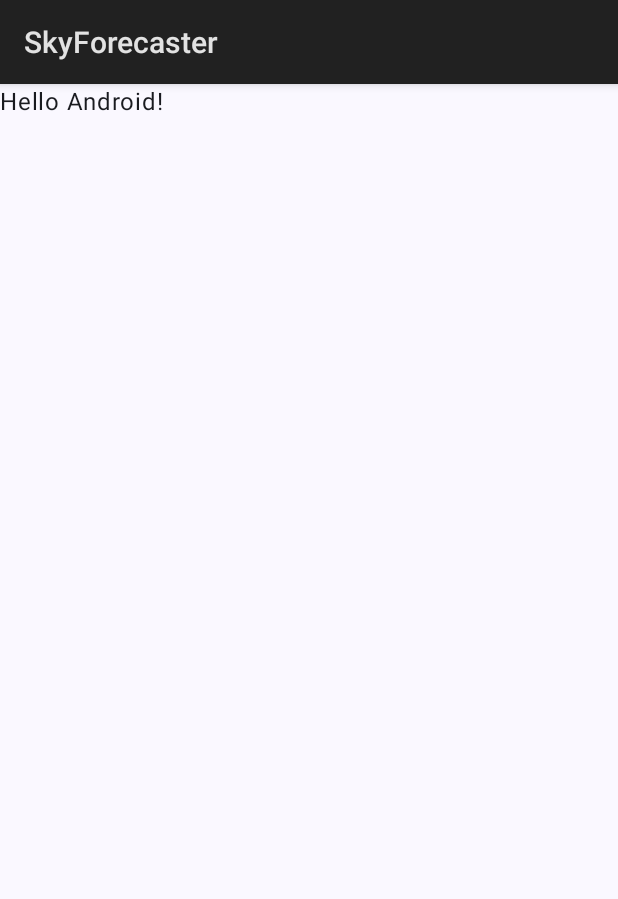
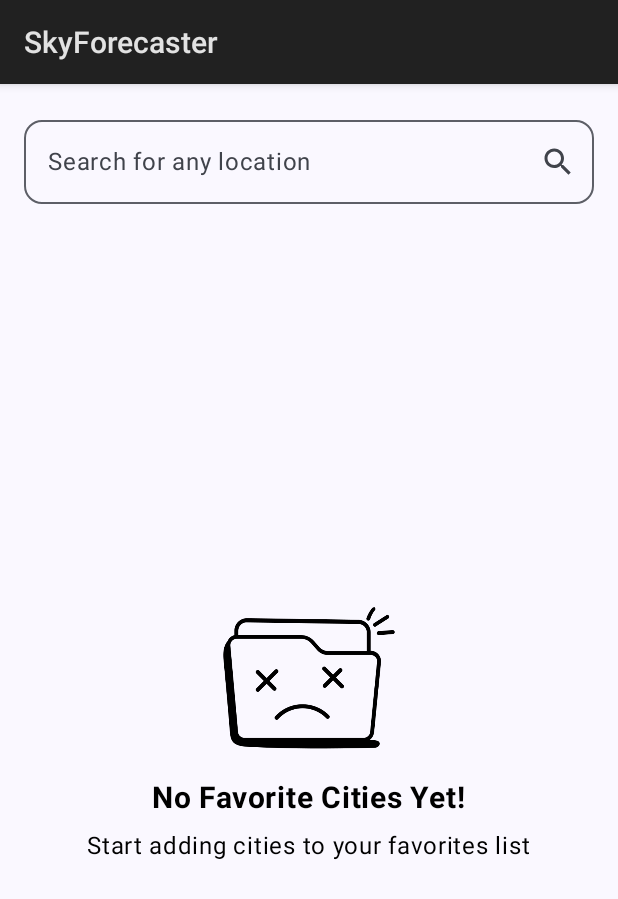
Before and after one commit to Usamazafar97/SkyForecaster, an Android app built with Jetpack Compose: the screen it shows after launch (MainActivity), on a phone screen of 412 x 824 dp. Shown: the top 899 px of the screen. Run offline under Robolectric (Android 15) with nearby library versions, the phone set to English and light mode, and no system bars; our stand-ins replace accompanist, livedata-compose.

Commit message:
Home page - done Details page - done Navigation - done Data passing - done

```diff
--- a/app/build.gradle.kts
+++ b/app/build.gradle.kts
@@ -88,4 +88,8 @@ dependencies {
 
     // for passing the data to other composable
     implementation (libs.gson)
+
+    //
+    implementation ("com.google.accompanist:accompanist-placeholder-material:0.30.0")
+
 }
--- a/app/src/main/AndroidManifest.xml
+++ b/app/src/main/AndroidManifest.xml
@@ -1,6 +1,7 @@
 <?xml version="1.0" encoding="utf-8"?>
 <manifest xmlns:android="http://schemas.android.com/apk/res/android"
     xmlns:tools="http://schemas.android.com/tools">
+    <uses-permission android:name="android.permission.INTERNET"/>
 
     <application
         android:allowBackup="true"
--- a/app/src/main/java/com/example/skyforecaster/MainActivity.kt
+++ b/app/src/main/java/com/example/skyforecaster/MainActivity.kt
@@ -4,21 +4,31 @@ import android.os.Bundle
 import androidx.activity.ComponentActivity
 import androidx.activity.compose.setContent
 import androidx.activity.enableEdgeToEdge
+import androidx.compose.foundation.layout.Column
 import androidx.compose.foundation.layout.fillMaxSize
 import androidx.compose.foundation.layout.padding
+import androidx.compose.material3.MaterialTheme
 import androidx.compose.material3.Scaffold
+import androidx.compose.material3.Surface
 import androidx.compose.material3.Text
 import androidx.compose.runtime.Composable
 import androidx.compose.ui.Modifier
 import androidx.compose.ui.graphics.Color
 import androidx.compose.ui.tooling.preview.Preview
+import androidx.lifecycle.ViewModelProvider
+import com.example.skyforecaster.screen.HomePageWithNavigation
 import com.example.skyforecaster.ui.theme.SkyForecasterTheme
+import com.example.skyforecaster.viewmodel.WeatherViewModel
 import com.google.accompanist.systemuicontroller.rememberSystemUiController
 
 class MainActivity : ComponentActivity() {
     override fun onCreate(savedInstanceState: Bundle?) {
         super.onCreate(savedInstanceState)
-        enableEdgeToEdge()
+//        enableEdgeToEdge()
+
+        // Initialize ViewModel
+        val weatherViewModel = ViewModelProvider(this)[WeatherViewModel::class.java]
+
         setContent {
 
             // Remember SystemUiController
@@ -26,34 +36,22 @@ class MainActivity : ComponentActivity() {
 
             // Set the status bar color to a custom color
             systemUiController.setStatusBarColor(
-                color = Color(0xFF000000), // Set your preferred color here
-                darkIcons = false // Change to true if you want dark icons
+                color = Color(0xFF000000),
+                darkIcons = false // Change to true in case of  dark icons
             )
 
             SkyForecasterTheme {
-                Scaffold(modifier = Modifier.fillMaxSize()) { innerPadding ->
-                    Greeting(
-                        name = "Android",
-                        modifier = Modifier.padding(innerPadding)
-                    )
+                // A surface container using the 'background' color from the theme
+                Surface(
+                    modifier = Modifier.fillMaxSize(),
+                    color = MaterialTheme.colorScheme.background
+                ) {
+                    Column {
+                        HomePageWithNavigation(weatherViewModel)
+//                        FavouritesPage()
+                    }
                 }
             }
         }
     }
 }
-
-@Composable
-fun Greeting(name: String, modifier: Modifier = Modifier) {
-    Text(
-        text = "Hello $name!",
-        modifier = modifier
-    )
-}
-
-@Preview(showBackground = true)
-@Composable
-fun GreetingPreview() {
-    SkyForecasterTheme {
-        Greeting("Android")
-    }
-}
--- /dev/null
+++ b/app/src/main/java/com/example/skyforecaster/screen/HomePage.kt
@@ -0,0 +1,342 @@
+package com.example.skyforecaster.screen
+
+import android.os.Build
+import android.util.Log
+import androidx.annotation.RequiresApi
+import androidx.compose.foundation.Image
+import androidx.compose.foundation.clickable
+import androidx.compose.foundation.layout.Arrangement
+import androidx.compose.foundation.layout.Column
+import androidx.compose.foundation.layout.Row
+import androidx.compose.foundation.layout.Spacer
+import androidx.compose.foundation.layout.fillMaxSize
+import androidx.compose.foundation.layout.fillMaxWidth
+import androidx.compose.foundation.layout.height
+import androidx.compose.foundation.layout.padding
+import androidx.compose.foundation.layout.size
+import androidx.compose.foundation.lazy.LazyColumn
+import androidx.compose.foundation.shape.RoundedCornerShape
+import androidx.compose.material.icons.Icons
+import androidx.compose.material.icons.filled.Search
+import androidx.compose.material3.Button
+import androidx.compose.material3.Card
+import androidx.compose.material3.CardDefaults
+import androidx.compose.material3.CircularProgressIndicator
+import androidx.compose.material3.Icon
+import androidx.compose.material3.IconButton
+import androidx.compose.material3.MaterialTheme
+import androidx.compose.material3.OutlinedTextField
+import androidx.compose.material3.Text
+import androidx.compose.runtime.Composable
+import androidx.compose.runtime.getValue
+import androidx.compose.runtime.livedata.observeAsState
+import androidx.compose.runtime.mutableStateOf
+import androidx.compose.runtime.remember
+import androidx.compose.runtime.setValue
+import androidx.compose.ui.Alignment
+import androidx.compose.ui.Modifier
+import androidx.compose.ui.graphics.Color
+import androidx.compose.ui.layout.ContentScale
+import androidx.compose.ui.platform.LocalContext
+import androidx.compose.ui.platform.LocalSoftwareKeyboardController
+import androidx.compose.ui.res.painterResource
+import androidx.compose.ui.text.font.FontWeight
+import androidx.compose.ui.unit.dp
+import androidx.compose.ui.unit.sp
+import androidx.navigation.NavController
+import androidx.navigation.compose.NavHost
+import androidx.navigation.compose.composable
+import androidx.navigation.compose.rememberNavController
+import com.example.skyforecaster.R
+import com.example.skyforecaster.model.WeatherMapApiModel
+import com.example.skyforecaster.network.NetworkResponse
+import com.example.skyforecaster.storage.LocalStorage
+import com.example.skyforecaster.utility.Constant.HOME_PAGE
+import com.example.skyforecaster.utility.Constant.WEATHER_DATA
+import com.example.skyforecaster.utility.Util
+import com.example.skyforecaster.viewmodel.WeatherViewModel
+import com.google.gson.Gson
+
+
+@Composable
+fun HomePageWithNavigation(weatherViewModel: WeatherViewModel) {
+    // Initialize NavController
+    val navController = rememberNavController()
+
+    // Set up the navigation graph
+    NavHost(navController = navController, startDestination = HOME_PAGE) {
+        composable(HOME_PAGE) {
+            PreviewHomePage(weatherViewModel, navController)
+        }
+        composable("detail/{weatherData}") { backStackEntry ->
+            val weatherJson = backStackEntry.arguments?.getString(WEATHER_DATA)
+            val weatherData = Gson().fromJson(weatherJson, WeatherMapApiModel::class.java)
+            PreviewDetailsPage(navController, weatherData, LocalContext.current)
+        }
+    }
+}
+
+
+@Composable
+fun PreviewHomePage(weatherViewModel: WeatherViewModel, navController: NavController) {
+    MaterialTheme {
+        Column {
+            SearchBar(
+                weatherViewModel,
+                navController = navController
+            )
+            ShowFavourites(
+                navController = navController
+            )
+        }
+    }
+}
+
+@Composable
+fun SearchBar(viewModel: WeatherViewModel, navController: NavController) {
+
+    // State variables
+    var city by remember {
+        mutableStateOf("")
+    }
+
+    // Flag to redirect to detail page
+    var redirect by remember {
+        mutableStateOf(false)
+    }
+
+    // Observe the weather result
+    val weatherResult = viewModel.weatherResult.observeAsState()
+
+    // Keyboard Controller
+    val keyboardController = LocalSoftwareKeyboardController.current
+
+    Log.d("TAG", "SearchBar")
+
+    Column(
+        modifier = Modifier
+            .fillMaxWidth()
+            .padding(8.dp),
+        horizontalAlignment = Alignment.CenterHorizontally
+    ) {
+        Row(
+            modifier = Modifier
+                .fillMaxWidth()
+                .padding(8.dp),
+            verticalAlignment = Alignment.CenterVertically,
+            horizontalArrangement = Arrangement.SpaceEvenly
+        ) {
+            OutlinedTextField(
+                modifier = Modifier.weight(1f),
+                shape = MaterialTheme.shapes.medium,
+                value = city,
+                onValueChange = {
+                    city = it
+                },
+                label = {
+                    Text(text = "Search for any location")
+                },
+                trailingIcon = {
+                    IconButton(onClick = {
+                        if (city.isNotEmpty()) {
+                            redirect = true
+                            viewModel.getData(city)
+                            keyboardController?.hide()
+                        }
+                    }) {
+                        Icon(
+                            imageVector = Icons.Default.Search,
+                            contentDescription = "Search for any location"
+                        )
+                    }
+                }
+            )
+
+
+        }
+
+        // Handle different network response states
+        when (val result = weatherResult.value) {
+
+            // Handle error state
+            is NetworkResponse.Error -> {
+                Text(text = result.message)
+            }
+
+            // Handle loading state
+            NetworkResponse.Loading -> {
+                CircularProgressIndicator()
+            }
+
+            // Handle successful response state
+            is NetworkResponse.Success -> {
+                Log.d("TAG", "Redirecting to detail page")
+
+                //
+                if (redirect) {
+                    navController.navigate("detail/${Gson().toJson(result.data)}")
+
+                    // Reset redirect flag
+                    redirect = false
+                }
+
+            }
+
+            null -> {
+            }
+        }
+
+    }
+}
+
+
+@Composable
+fun ShowFavourites(navController: NavController) {
+
+    // Retrieve the list of weather data from the local storage
+    val localStorage = LocalStorage(LocalContext.current)
+    val weatherMapDataList = localStorage.getWeatherMapDataList()
+
+    // if no favourites are added
+    if (weatherMapDataList.isEmpty()) {
+        EmptyFavoritesScreen()
+        return
+    }
+    // Display the list of favourites
+    else {
+        LazyColumn(
+            modifier = Modifier.fillMaxWidth(),
+            horizontalAlignment = Alignment.CenterHorizontally,
+            verticalArrangement = Arrangement.Center
+        ) {
+            item(weatherMapDataList.size) {
+                weatherMapDataList
+                    .forEach { singleCityData ->
+                        FavouritesItem(singleCityData, navController)
+                    }
+            }
+
+        }
+    }
+}
+
+
+@Composable
+fun EmptyFavoritesScreen() {
+    Column(
+        modifier = Modifier
+            .fillMaxSize()
+            .padding(16.dp),
+        verticalArrangement = Arrangement.Center,
+        horizontalAlignment = Alignment.CenterHorizontally
+    ) {
+        // Image or illustration
+        Image(
+            painter = painterResource(id = R.drawable.empty_list), // Add your illustration here
+            contentDescription = "No Favorites",
+            modifier = Modifier
+                .size(120.dp)
+                .padding(bottom = 16.dp),
+            contentScale = ContentScale.Crop
+        )
+
+        // Message text
+        Text(
+            text = "No Favorite Cities Yet!",
+            fontSize = 20.sp,
+            fontWeight = FontWeight.Bold,
+            color = Color.Black
+        )
+
+        Spacer(modifier = Modifier.height(8.dp))
+
+        // Secondary text
+        Text(
+            text = "Start adding cities to your favorites list",
+            fontSize = 16.sp,
+            color = Color.Black
+        )
+    }
+}
+
+
+@Composable
+fun FavouritesItem(singleCityData: WeatherMapApiModel, navController: NavController) {
+
+    // Get the current weather data according to the current time
+    val currentDataToShow = Util.getClosestTemperature(singleCityData.list)
+
+    Card(
+        modifier = Modifier
+            .padding(16.dp)
+            .fillMaxWidth()
+            .clickable {
+                navController.navigate("detail/${Gson().toJson(singleCityData)}")
+            },
+        shape = RoundedCornerShape(16.dp),
+        colors = CardDefaults.cardColors(
+            containerColor = Color(0xFF1E1E1E).copy(0.1f),
+            contentColor = Color.White
+        )
+
+    ) {
+        Column(
+            modifier = Modifier.padding(16.dp),
+            verticalArrangement = Arrangement.Center,
+            horizontalAlignment = Alignment.Start
+        ) {
+            Row(
+                modifier = Modifier.fillMaxWidth(),
+                horizontalArrangement = Arrangement.SpaceBetween,
+                verticalAlignment = Alignment.CenterVertically
+            ) {
+                Text(
+                    text = singleCityData.city.name,
+                    fontSize = 24.sp,
+                    fontWeight = FontWeight.Bold,
+                    color = Color.Black,
+                )
+
+                Text(
+                    text = "${(currentDataToShow?.main?.temp?.minus(273.15))?.toInt()}°",
+                    fontSize = 48.sp,
+                    fontWeight = FontWeight.Bold,
+                    color = Color.Black
+                )
+            }
+
+            Spacer(modifier = Modifier.height(8.dp))
+            if (Build.VERSION.SDK_INT >= Build.VERSION_CODES.O) {
+                Text(
+                    text = Util.getCurrentTimeFormatted(),
+                    fontSize = 16.sp,
+                    color = Color.DarkGray
+                )
+            }
+
+            Row(
+                modifier = Modifier.fillMaxWidth(),
+                horizontalArrangement = Arrangement.SpaceBetween,
+                verticalAlignment = Alignment.CenterVertically
+            ) {
+                Column {
+                    Text(
+                        text = currentDataToShow?.weather?.get(0)?.main ?: "",
+                        fontSize = 18.sp,
+                        color = Color.DarkGray
+                    )
+                }
+                Text(
+                    text = "H:${(currentDataToShow?.main?.temp_max?.minus(273.15))?.toInt()}° L:${
+                        (currentDataToShow?.main?.temp_min?.minus(
+                            273.15
+                        ))?.toInt()
+                    }°",
+
+                    fontSize = 16.sp,
+                    color = Color.DarkGray
+                )
+            }
+        }
+    }
+}
```
Also changed, not shown: app/src/main/java/com/example/skyforecaster/screen/DetailsPage.kt (added, +268 -0 lines), app/src/main/empty_list-playstore.png (added), app/src/main/res/drawable/empty_list.png (added).
